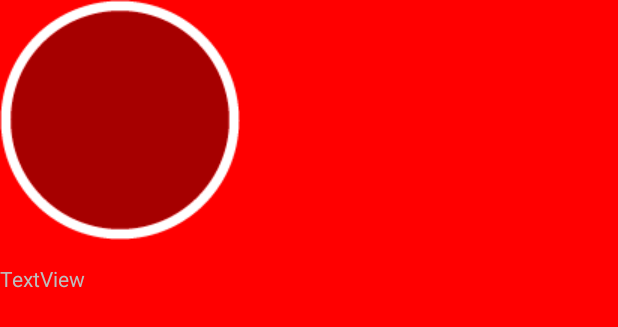
After one commit to Urkki/ACP2, an Android app: the layout ad_dialog.xml on its own in the app's theme, with its tools: preview values and no code run, on a phone screen of 412 x 824 dp. The commit adds this screen. Shown: the top 327 px of the screen. Run offline under Robolectric (Android 15) with nearby library versions, the phone set to English and light mode, and no system bars.

Commit message:
Added modal window when ad is clicked. Ad cannot be deleted anymore.

```diff
--- a/app/build.gradle
+++ b/app/build.gradle
@@ -33,8 +33,9 @@ dependencies {
     androidTestCompile('com.android.support.test.espresso:espresso-core:2.2.2', {
         exclude group: 'com.android.support', module: 'support-annotations'
     })
-    compile 'com.android.support:appcompat-v7:25.0.1'
+    compile 'com.android.support:appcompat-v7:25.1.0'
     compile 'com.github.recruit-lifestyle:FloatingView:2.0'
     compile 'com.rvalerio:fgchecker:1.0.1'
+    compile 'com.android.support:support-v4:25.1.0'
     testCompile 'junit:junit:4.12'
 }
--- a/app/src/main/java/ads/mobile/acp2demo/services/AppCheckerService.java
+++ b/app/src/main/java/ads/mobile/acp2demo/services/AppCheckerService.java
@@ -75,6 +75,7 @@ public class AppCheckerService extends Service {
         removeNotification();
         unregisterReceivers();
         removeAdView();
+        stopForeground(true);
         stopSelf();
     }
 
@@ -139,6 +140,7 @@ public class AppCheckerService extends Service {
             public void onReceive(Context context, Intent intent) {
                 Log.d(TAG, "is stopping.");
 //                onDestroy();
+                stopForeground(true);
                 stopSelf();
             }
         };
--- /dev/null
+++ b/app/src/main/res/layout/ad_dialog.xml
@@ -0,0 +1,41 @@
+<?xml version="1.0" encoding="utf-8"?>
+<RelativeLayout xmlns:android="http://schemas.android.com/apk/res/android"
+    xmlns:app="http://schemas.android.com/apk/res-auto"
+    xmlns:tools="http://schemas.android.com/tools"
+    android:id="@+id/activity_ad_dialog"
+    android:layout_width="match_parent"
+    android:layout_height="match_parent"
+    android:paddingBottom="0dp"
+    android:paddingLeft="0dp"
+    android:paddingRight="0dp"
+    android:paddingTop="0dp"
+    android:background="#FF0000">
+
+    <ImageView
+        android:id="@+id/ad_imageView"
+        android:contentDescription="@string/app_name"
+        android:layout_width="wrap_content"
+        android:layout_height="wrap_content"
+        android:gravity="center_vertical"
+        android:src="@drawable/ic_trash_action" />
+
+    <ImageView
+        android:layout_width="wrap_content"
+        app:srcCompat="@android:drawable/btn_dialog"
+        android:id="@+id/closeImageView"
+        android:layout_toRightOf="@id/ad_imageView"
+        android:layout_toEndOf="@id/ad_imageView"
+        android:layout_height="wrap_content" />
+
+    <TextView
+        android:text="TextView"
+        android:layout_width="wrap_content"
+        android:layout_height="wrap_content"
+        android:layout_below="@+id/ad_imageView"
+        android:layout_alignParentLeft="true"
+        android:layout_alignParentStart="true"
+        android:layout_marginTop="16dp"
+        android:id="@+id/textView"
+        android:layout_alignRight="@+id/closeImageView"
+        android:layout_alignEnd="@+id/closeImageView" />
+</RelativeLayout>
--- a/app/src/main/res/values/styles.xml
+++ b/app/src/main/res/values/styles.xml
@@ -8,4 +8,11 @@
         <item name="colorAccent">@color/colorAccent</item>
     </style>
 
+    <style name="AdDialogTheme" parent="Theme.AppCompat.Dialog">
+        <item name="android:windowActionBar">false</item>
+        <item name="android:windowNoTitle">true</item>
+        <item name="android:windowContentOverlay">@null</item>
+        <item name="android:windowFullscreen">true</item>
+    </style>
+
 </resources>
```
Also changed, not shown: app/src/main/AndroidManifest.xml (+9 -3 lines), app/src/main/java/ads/mobile/acp2demo/activities/AdDialogActivity.java (added, +51 -0 lines), app/src/main/java/ads/mobile/acp2demo/activities/MainActivity.java (+2 -20 lines), app/src/main/java/ads/mobile/acp2demo/services/AdViewService.java (+14 -6 lines).
